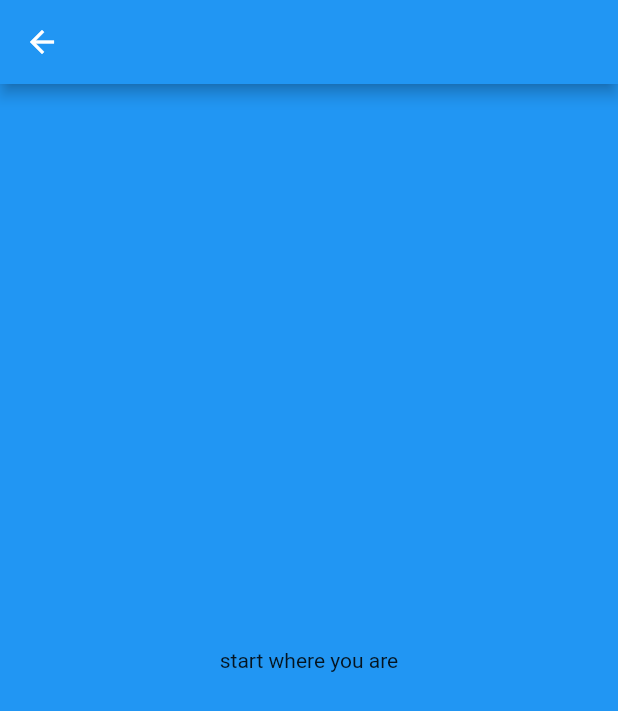
After one commit to ElifEsen/ITMS-MobileApp-Project, a Flutter app: the guidingPrinciples screen opened directly, after a tap on "startWhereYouAre", on a phone screen of 412 x 824 dp. The commit adds this screen. Shown: the top 711 px of the screen. Run offline on Flutter 3.47's test engine with Material 2 defaults, Android fonts, the light colour scheme and no system bars.

Commit message:
update modules

```diff
--- a/itms_project/lib/Modules/guidingPrinciples.dart
+++ b/itms_project/lib/Modules/guidingPrinciples.dart
@@ -1,4 +1,11 @@
 import 'package:flutter/material.dart';
+import 'package:itms_project/Modules/guidingPrinciples/collaborateAndPromoteVisibility.dart';
+import 'package:itms_project/Modules/guidingPrinciples/focusOnValue.dart';
+import 'package:itms_project/Modules/guidingPrinciples/keepItSimpleAndPractical.dart';
+import 'package:itms_project/Modules/guidingPrinciples/optimizeAndAutomate.dart';
+import 'package:itms_project/Modules/guidingPrinciples/progressIterativelyWithFeedback.dart';
+import 'package:itms_project/Modules/guidingPrinciples/startWhereYouAre.dart';
+import 'package:itms_project/Modules/guidingPrinciples/thinkAndWorkHolistically.dart';
 
 class guidingPrinciples extends StatelessWidget {
   @override
@@ -11,8 +18,91 @@ class guidingPrinciples extends StatelessWidget {
       body: Center(
         child: Container(
           child: Column(
-            mainAxisAlignment: MainAxisAlignment.center,
-            children: <Widget>[Text("deneme")],
+            children: <Widget>[
+              SizedBox(
+                height: 30.0,
+              ),
+              InkWell(
+                  onTap: () {
+                    Navigator.push(
+                        context,
+                        MaterialPageRoute(
+                            builder: (BuildContext context) => focusOnValue()));
+                  },
+                  child: Text("focusOnValue")),
+              SizedBox(
+                height: 30.0,
+              ),
+              InkWell(
+                  onTap: () {
+                    Navigator.push(
+                        context,
+                        MaterialPageRoute(
+                            builder: (BuildContext context) =>
+                                startWhereYouAre()));
+                  },
+                  child: Text("startWhereYouAre")),
+              SizedBox(
+                height: 30.0,
+              ),
+              InkWell(
+                  onTap: () {
+                    Navigator.push(
+                        context,
+                        MaterialPageRoute(
+                            builder: (BuildContext context) =>
+                                progressIterativelyWithFeedback()));
+                  },
+                  child: Text("progressIterativelyWithFeedback")),
+              SizedBox(
+                height: 30.0,
+              ),
+              InkWell(
+                  onTap: () {
+                    Navigator.push(
+                        context,
+                        MaterialPageRoute(
+                            builder: (BuildContext context) =>
+                                collaborateAndPromoteVisibility()));
+                  },
+                  child: Text("collaborateAndPromoteVisibility")),
+              SizedBox(
+                height: 30.0,
+              ),
+              InkWell(
+                  onTap: () {
+                    Navigator.push(
+                        context,
+                        MaterialPageRoute(
+                            builder: (BuildContext context) =>
+                                thinkAndWorkHolistically()));
+                  },
+                  child: Text("thinkAndWorkHolistically")),
+              SizedBox(
+                height: 30.0,
+              ),
+              InkWell(
+                  onTap: () {
+                    Navigator.push(
+                        context,
+                        MaterialPageRoute(
+                            builder: (BuildContext context) =>
+                                keepItSimpleAndPractical()));
+                  },
+                  child: Text("keepItSimpleAndPractical")),
+              SizedBox(
+                height: 30.0,
+              ),
+              InkWell(
+                  onTap: () {
+                    Navigator.push(
+                        context,
+                        MaterialPageRoute(
+                            builder: (BuildContext context) =>
+                                optimizeAndAutomate()));
+                  },
+                  child: Text("optimizeAndAutomate")),
+            ],
           ),
         ),
       ),
--- /dev/null
+++ b/itms_project/lib/Modules/guidingPrinciples/startWhereYouAre.dart
@@ -0,0 +1,21 @@
+import 'package:flutter/material.dart';
+
+class startWhereYouAre extends StatelessWidget {
+  @override
+  Widget build(BuildContext context) {
+    return Scaffold(
+      appBar: AppBar(
+        backgroundColor: Colors.blue,
+      ),
+      backgroundColor: Colors.blue,
+      body: Center(
+        child: Container(
+          child: Column(
+            mainAxisAlignment: MainAxisAlignment.center,
+            children: <Widget>[Text("start where you are")],
+          ),
+        ),
+      ),
+    );
+  }
+}
```
Also changed, not shown: itms_project/lib/Modules/guidingPrinciples/collaborateAndPromoteVisibility.dart (added, +21 -0 lines), itms_project/lib/Modules/guidingPrinciples/focusOnValue.dart (added, +21 -0 lines), itms_project/lib/Modules/guidingPrinciples/keepItSimpleAndPractical.dart (added, +21 -0 lines), itms_project/lib/Modules/guidingPrinciples/optimizeAndAutomate.dart (added, +21 -0 lines), itms_project/lib/Modules/guidingPrinciples/progressIterativelyWithFeedback.dart (added, +21 -0 lines), itms_project/lib/Modules/guidingPrinciples/thinkAndWorkHolistically.dart (added, +21 -0 lines).
